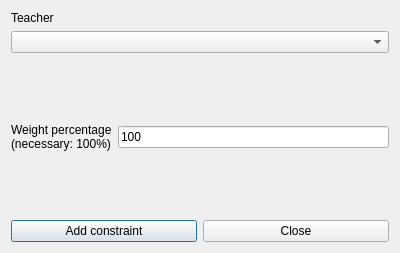
Qt form fet/src/interface/addconstraintteachermaxtwoconsecutiveafternoonsform_template.ui (vonmecheln/fet) before a commit.
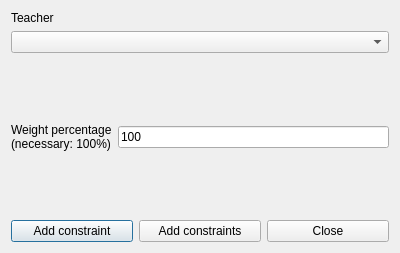
The same form after that commit.

Diff of the .ui file:
```diff
--- a/fet/src/interface/addconstraintteachermaxtwoconsecutiveafternoonsform_template.ui
+++ b/fet/src/interface/addconstraintteachermaxtwoconsecutiveafternoonsform_template.ui
@@ -110,6 +110,13 @@
        </property>
       </widget>
      </item>
+     <item>
+      <widget class="QPushButton" name="addConstraintsPushButton">
+       <property name="text">
+        <string>Add constraints</string>
+       </property>
+      </widget>
+     </item>
      <item>
       <widget class="QPushButton" name="closePushButton">
        <property name="text">
```
